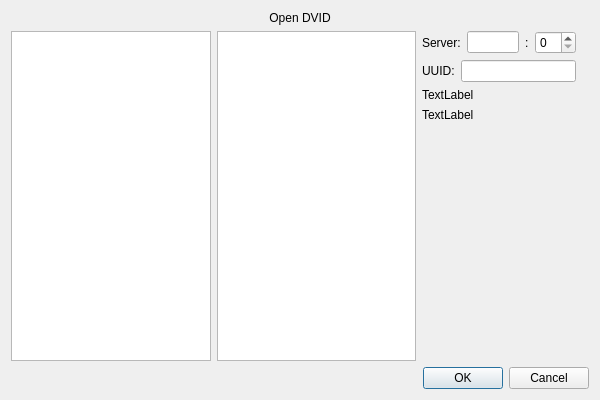
Old version of the form neurolabi/gui/dialogs/dvidbranchdialog.ui in the repository janelia-flyem/NeuTu.
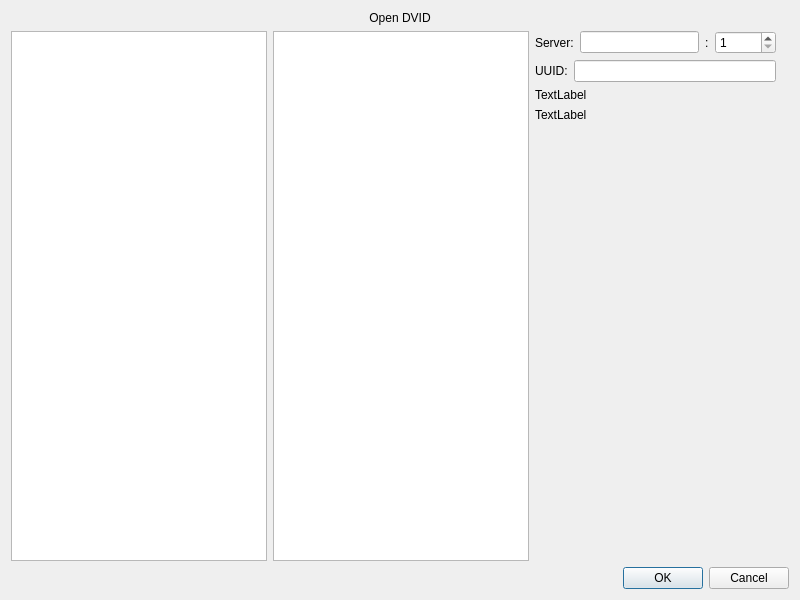
New version of the form.

Commit message: populate server, port, UUID in third column

The edit to the form file:
```diff
--- a/neurolabi/gui/dialogs/dvidbranchdialog.ui
+++ b/neurolabi/gui/dialogs/dvidbranchdialog.ui
@@ -6,8 +6,8 @@
    <rect>
     <x>0</x>
     <y>0</y>
-    <width>600</width>
-    <height>400</height>
+    <width>800</width>
+    <height>600</height>
    </rect>
   </property>
   <property name="windowTitle">
@@ -61,7 +61,14 @@
           </widget>
          </item>
          <item>
-          <widget class="QSpinBox" name="spinBox"/>
+          <widget class="QSpinBox" name="portBox">
+           <property name="minimum">
+            <number>1</number>
+           </property>
+           <property name="maximum">
+            <number>65535</number>
+           </property>
+          </widget>
          </item>
         </layout>
        </item>
```
Left out of the diff: 4 changed lines with no effect on the pictures. The commit also changes 2 other files.
